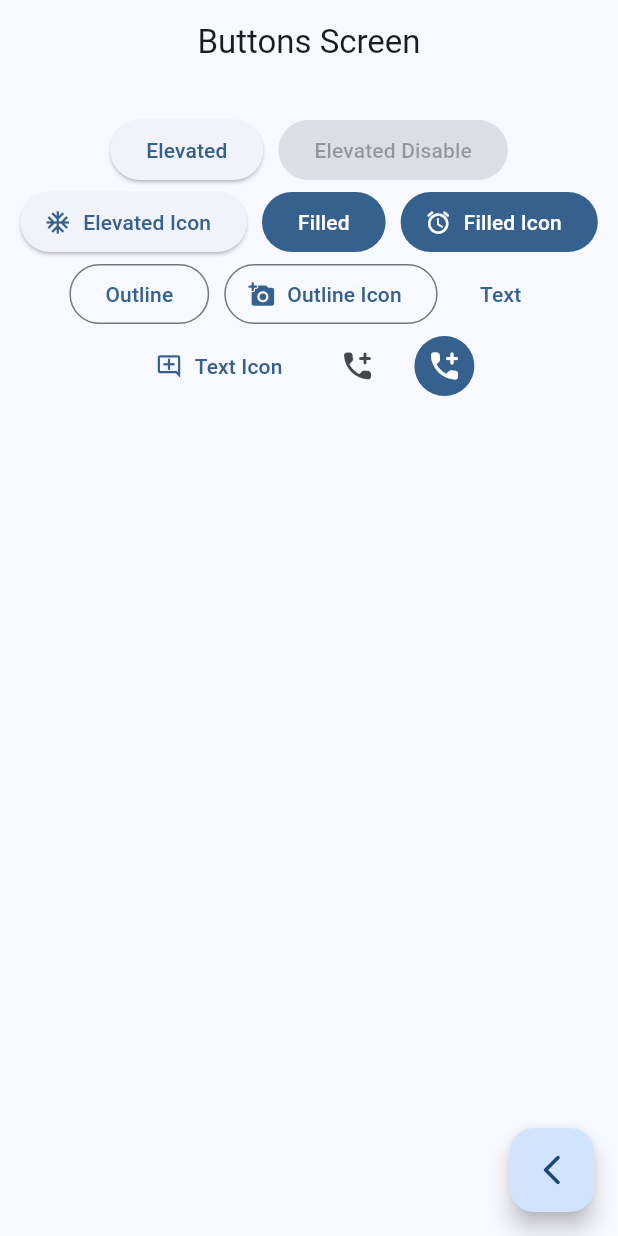
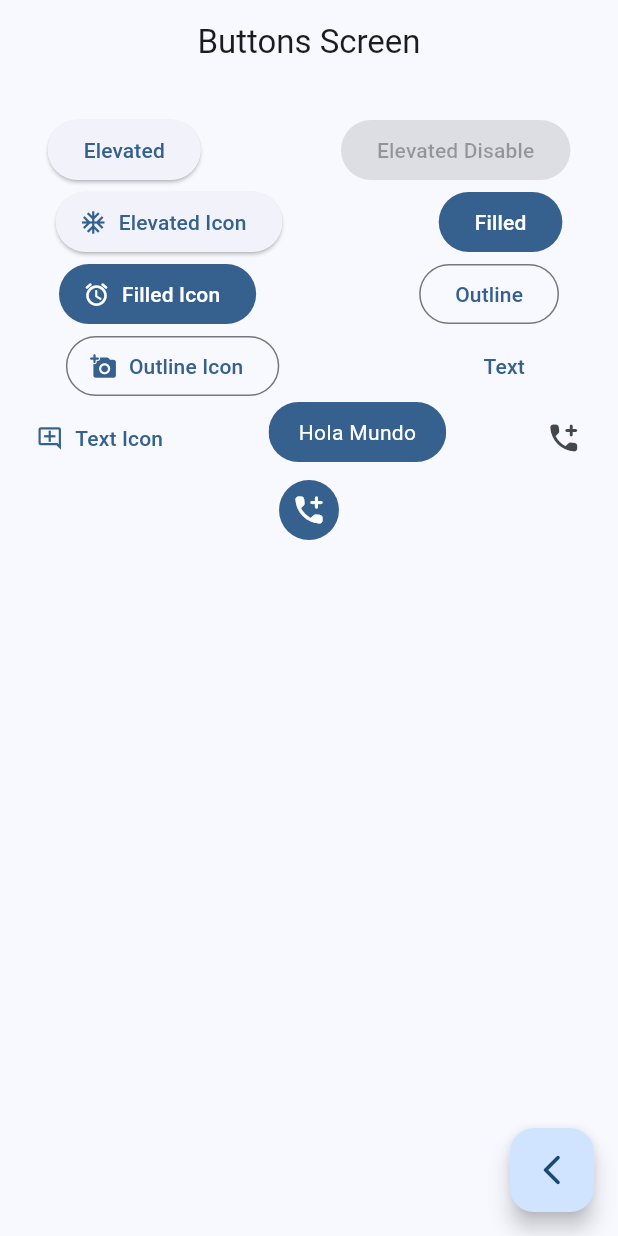
Before and after one commit to RiosHectorM/widgets_app, a Flutter app: the ButtonsScreen screen opened by its route, on a phone screen of 412 x 824 dp. Run offline on Flutter 3.47's test engine with Material 2 defaults, Android fonts, the phone set to English and light mode, and no system bars; our stand-ins replace go_router.

Commit message:
ButtonScreen OK

```diff
--- a/lib/presentation/screens/buttons/buttons_screen.dart
+++ b/lib/presentation/screens/buttons/buttons_screen.dart
@@ -34,8 +34,8 @@ class _ButtonsView extends StatelessWidget {
       child: Padding(
         padding: const EdgeInsets.symmetric(horizontal: 10, vertical: 20),
         child: Wrap(
-          spacing: 10,
-          alignment: WrapAlignment.center,
+          spacing: 50,
+          alignment: WrapAlignment.spaceAround,
           children: [
             ElevatedButton(onPressed: (){}, child: const Text('Elevated')),
             const ElevatedButton(onPressed: null, child: Text('Elevated Disable')),
@@ -50,6 +50,7 @@ class _ButtonsView extends StatelessWidget {
             TextButton(onPressed: (){}, child: const Text('Text')),
             TextButton.icon(onPressed: (){}, icon: const Icon(Icons.add_comment_outlined),label: const Text('Text Icon')),
 
+            const CustomButton(),
 
             IconButton(onPressed: (){}, icon: const Icon(Icons.add_ic_call_rounded)),
             IconButton(onPressed: (){}, icon: const Icon(Icons.add_ic_call_rounded),
@@ -65,3 +66,25 @@ class _ButtonsView extends StatelessWidget {
     );
   }
 }
+
+class CustomButton extends StatelessWidget {
+  const CustomButton({super.key});
+
+  @override
+  Widget build(BuildContext context) {
+    final colors = Theme.of(context).colorScheme;
+    return ClipRRect(
+      borderRadius: BorderRadius.circular(20),
+      child: Material(
+        color: colors.primary,
+        child: InkWell(
+          onTap: (){},
+          child: const Padding(
+            padding: EdgeInsets.symmetric(vertical: 10, horizontal: 20),
+            child: Text('Hola Mundo', style: TextStyle(color: Colors.white),),
+          ),
+        ),
+      ),
+    );
+  }
+}
```
